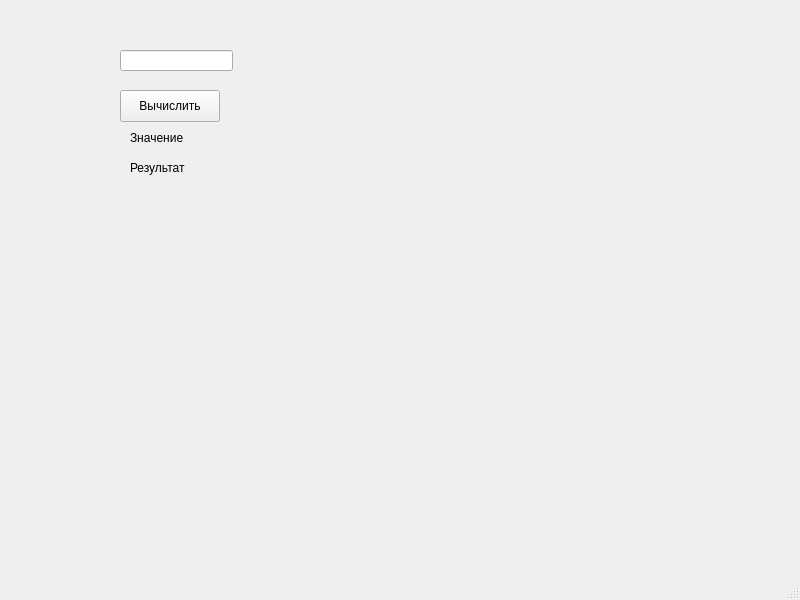
Qt form mainwindow.ui (VeraAntsipava/Practice) before a commit.
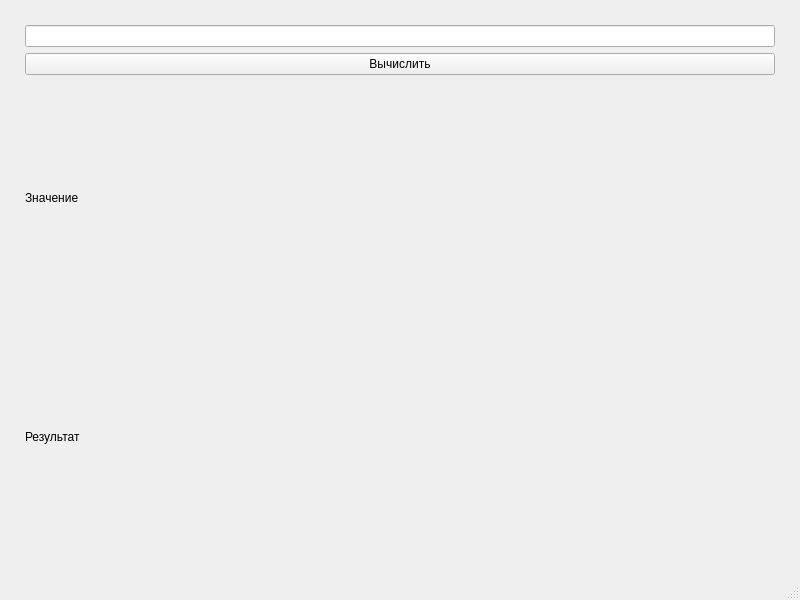
The same form after that commit.

Patch:
```diff
--- a/mainwindow.ui
+++ b/mainwindow.ui
@@ -14,55 +14,44 @@
    <string>MainWindow</string>
   </property>
   <widget class="QWidget" name="centralwidget">
-   <widget class="QLineEdit" name="inputLineEdit">
-    <property name="geometry">
-     <rect>
-      <x>120</x>
-      <y>50</y>
-      <width>113</width>
-      <height>21</height>
-     </rect>
+   <layout class="QVBoxLayout" name="verticalLayout">
+    <property name="leftMargin">
+     <number>25</number>
     </property>
-   </widget>
-   <widget class="QPushButton" name="calculateButton">
-    <property name="geometry">
-     <rect>
-      <x>120</x>
-      <y>90</y>
-      <width>100</width>
-      <height>32</height>
-     </rect>
+    <property name="topMargin">
+     <number>25</number>
     </property>
-    <property name="text">
-     <string>Вычислить</string>
+    <property name="rightMargin">
+     <number>25</number>
     </property>
-   </widget>
-   <widget class="QLabel" name="resultLabel">
-    <property name="geometry">
-     <rect>
-      <x>130</x>
-      <y>160</y>
-      <width>271</width>
-      <height>16</height>
-     </rect>
+    <property name="bottomMargin">
+     <number>25</number>
     </property>
-    <property name="text">
-     <string>Результат</string>
-    </property>
-   </widget>
-   <widget class="QLabel" name="suggestionLabel">
-    <property name="geometry">
-     <rect>
-      <x>130</x>
-      <y>130</y>
-      <width>281</width>
-      <height>16</height>
-     </rect>
-    </property>
-    <property name="text">
-     <string>Значение</string>
-    </property>
-   </widget>
+    <item>
+     <widget class="QLineEdit" name="inputLineEdit"/>
+    </item>
+    <item>
+     <widget class="QPushButton" name="calculateButton">
+      <property name="text">
+       <string>Вычислить</string>
+      </property>
+     </widget>
+    </item>
+    <item>
+     <widget class="QLabel" name="suggestionLabel">
+      <property name="text">
+       <string>Значение</string>
+      </property>
+     </widget>
+    </item>
+    <item>
+     <widget class="QLabel" name="resultLabel">
+      <property name="text">
+       <string>Результат</string>
+      </property>
+     </widget>
+    </item>
+   </layout>
   </widget>
   <widget class="QMenuBar" name="menubar">
    <property name="geometry">
```
